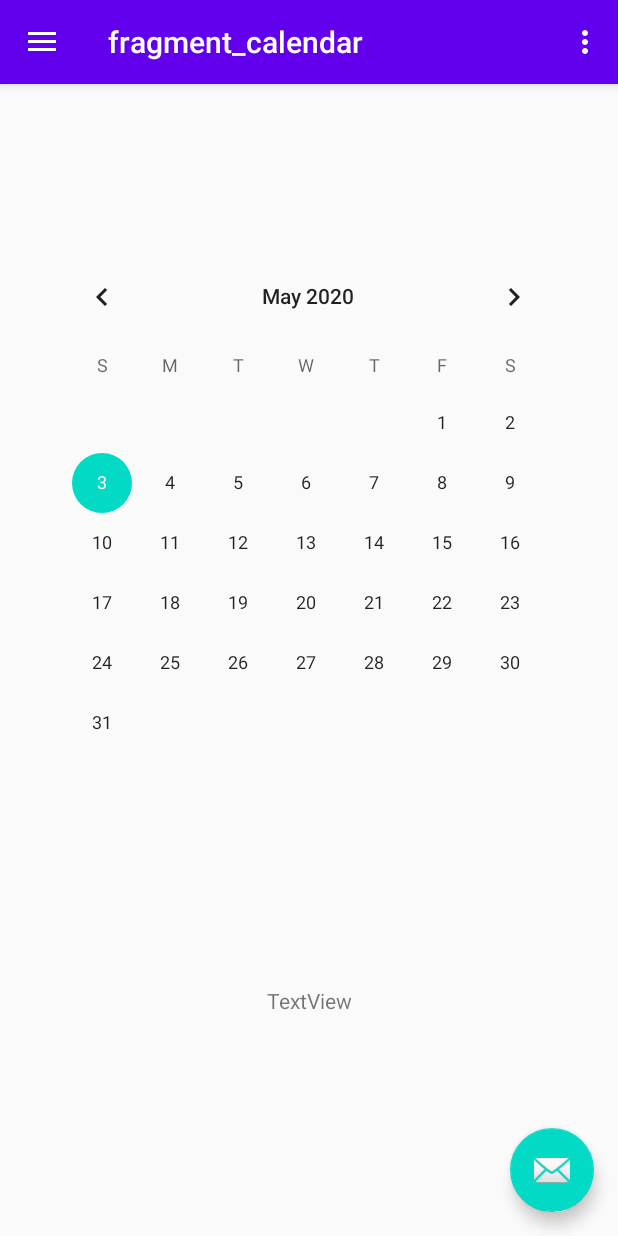
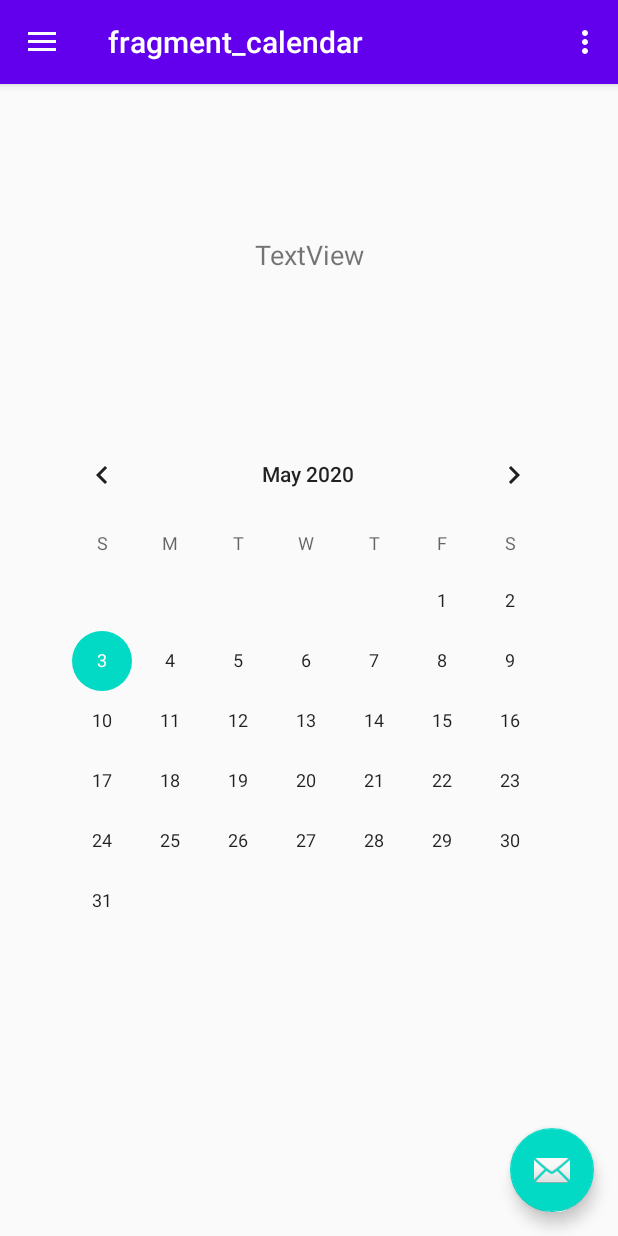
Before and after one commit to berenton/QuarantineTracker, an Android app: the calendar screen opened through its navigation route, on a phone screen of 412 x 824 dp. Run offline under Robolectric (Android 15) with nearby library versions, the phone set to English and light mode, and no system bars; our stand-ins replace navigation-ui.

Commit message:
calendar view

```diff
--- a/app/src/main/java/com/example/quarantinetracker/calendar.java
+++ b/app/src/main/java/com/example/quarantinetracker/calendar.java
@@ -30,6 +30,8 @@ public class calendar extends Fragment {
     // the fragment initialization parameters, e.g. ARG_ITEM_NUMBER
     private static final String ARG_PARAM1 = "param1";
     private static final String ARG_PARAM2 = "param2";
+    CalendarView calendarView;
+    TextView text;
 
     // TODO: Rename and change types of parameters
     private String mParam1;
@@ -67,12 +69,23 @@ public class calendar extends Fragment {
         }
     }
 
+
+    //
     @Override
     public View onCreateView(LayoutInflater inflater, ViewGroup container,
                              Bundle savedInstanceState) {
-        // Inflate the layout for this fragment
+        final View root = inflater.inflate(R.layout.fragment_calendar, container, false);
 
-        return inflater.inflate(R.layout.fragment_calendar, container, false);
+        calendarView = root.findViewById(R.id.calendarView);
+        text = root.findViewById(R.id.textView3);
 
+        calendarView.setOnDateChangeListener(new CalendarView.OnDateChangeListener() {
+            @Override
+            public void onSelectedDayChange(@NonNull CalendarView view, int year, int month, int dayOfMonth) {
+                String date = dayOfMonth + "/" + month + "/" + year;
+                text.setText(date);
+            }
+        });
+        return root;
     }
 }
--- a/app/src/main/res/layout/fragment_calendar.xml
+++ b/app/src/main/res/layout/fragment_calendar.xml
@@ -4,7 +4,7 @@
     xmlns:tools="http://schemas.android.com/tools"
     android:layout_width="match_parent"
     android:layout_height="match_parent"
-    tools:context=".ui.CalenderActivity">
+    tools:context=".calendar">
 
     <CalendarView
         android:id="@+id/calendarView"
@@ -15,16 +15,17 @@
         app:layout_constraintHorizontal_bias="0.49"
         app:layout_constraintStart_toStartOf="parent"
         app:layout_constraintTop_toTopOf="parent"
-        app:layout_constraintVertical_bias="0.256" />
+        app:layout_constraintVertical_bias="0.536" />
 
     <TextView
         android:id="@+id/textView3"
         android:layout_width="wrap_content"
         android:layout_height="wrap_content"
         android:text="@string/textview"
-        app:layout_constraintBottom_toBottomOf="parent"
+        android:textSize="18sp"
+        app:layout_constraintBottom_toTopOf="@+id/calendarView"
         app:layout_constraintEnd_toEndOf="parent"
         app:layout_constraintHorizontal_bias="0.5"
         app:layout_constraintStart_toStartOf="parent"
-        app:layout_constraintTop_toBottomOf="@+id/calendarView" />
+        app:layout_constraintTop_toTopOf="parent" />
 </androidx.constraintlayout.widget.ConstraintLayout>
```
